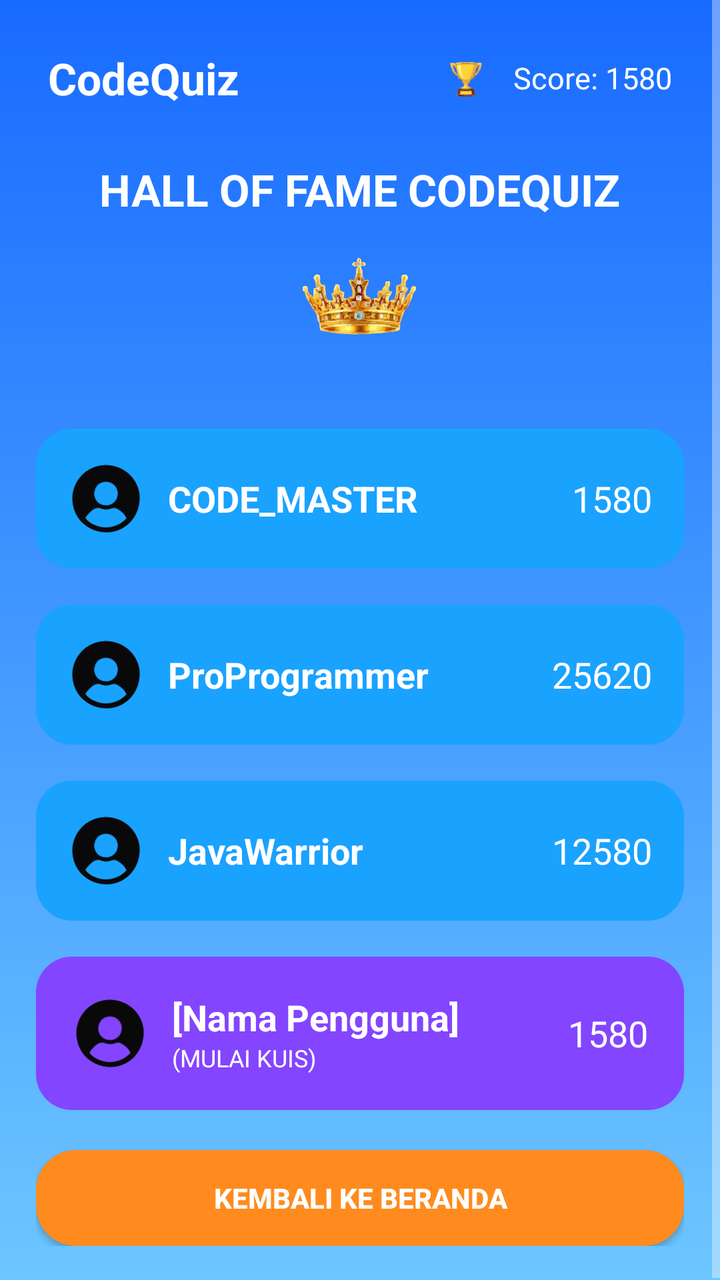
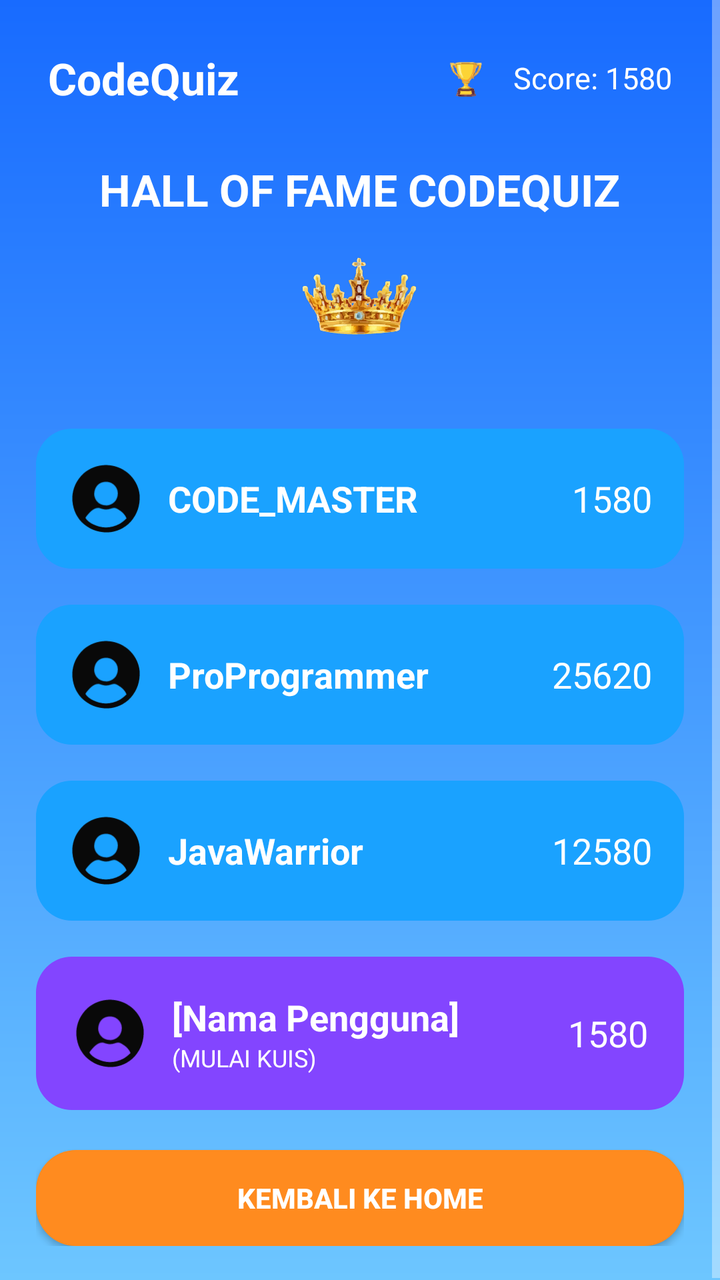

The first picture is an Android layout as it rendered before a commit; the second is the same layout after the commit. The layout source and the unified diff follow.
<!-- AndroidManifest.xml: application theme Theme.CodeQuizDAM -->
<!-- res/layout/activity_leaderboard.xml -->
<?xml version="1.0" encoding="utf-8"?>
<ScrollView xmlns:android="http://schemas.android.com/apk/res/android"
    android:layout_width="match_parent"
    android:layout_height="match_parent"
    android:background="@drawable/bg_gradient8">

    <LinearLayout
        android:layout_width="match_parent"
        android:layout_height="wrap_content"
        android:orientation="vertical"
        android:padding="18dp"
        android:gravity="center_horizontal">

        
        <LinearLayout
            android:layout_width="match_parent"
            android:layout_height="wrap_content"
            android:gravity="center_vertical"
            android:padding="6dp">

            <TextView
                android:layout_width="wrap_content"
                android:layout_height="wrap_content"
                android:text="CodeQuiz"
                android:textColor="@android:color/white"
                android:textStyle="bold"
                android:textSize="22sp"
                android:layout_weight="1" />

            <ImageView
                android:layout_width="30dp"
                android:layout_height="30dp"
                android:src="@drawable/ic_award" />

            <TextView
                android:layout_width="wrap_content"
                android:layout_height="wrap_content"
                android:text=" Score: 1580"
                android:textColor="@android:color/white"
                android:textSize="15sp"
                android:paddingStart="5dp" />
        </LinearLayout>

        <TextView
            android:layout_width="wrap_content"
            android:layout_height="wrap_content"
            android:text="HALL OF FAME CODEQUIZ"
            android:textColor="@android:color/white"
            android:textStyle="bold"
            android:textSize="22sp"
            android:layout_marginTop="20dp"/>

        
        <ImageView
            android:layout_width="60dp"
            android:layout_height="60dp"
            android:layout_marginTop="10dp"
            android:src="@drawable/ic_crown" />

        <LinearLayout
            android:layout_width="match_parent"
            android:layout_height="wrap_content"
            android:background="@drawable/bg_card_leader"
            android:orientation="horizontal"
            android:padding="16dp"
            android:layout_marginTop="35dp"
            android:gravity="center_vertical">

            <ImageView
                android:layout_width="38dp"
                android:layout_height="38dp"
                android:src="@drawable/ic_profile" />

            <TextView
                android:layout_width="0dp"
                android:layout_height="wrap_content"
                android:layout_weight="1"
                android:text="CODE_MASTER"
                android:textColor="@android:color/white"
                android:textSize="18sp"
                android:paddingStart="12dp"
                android:textStyle="bold" />

            <TextView
                android:layout_width="wrap_content"
                android:layout_height="wrap_content"
                android:text="1580"
                android:textColor="@android:color/white"
                android:textSize="18sp" />
        </LinearLayout>

        

        <include layout="@layout/item_rank"/>
        <include layout="@layout/item_rank2"/>

        
        <LinearLayout
            android:layout_width="match_parent"
            android:layout_height="wrap_content"
            android:background="@drawable/bg_card_user"
            android:orientation="horizontal"
            android:padding="18dp"
            android:layout_marginTop="18dp"
            android:gravity="center_vertical">

            <ImageView
                android:layout_width="38dp"
                android:layout_height="38dp"
                android:src="@drawable/ic_profile" />

            <LinearLayout
                android:layout_width="0dp"
                android:layout_height="wrap_content"
                android:orientation="vertical"
                android:layout_weight="1"
                android:paddingStart="12dp">

                <TextView
                    android:layout_width="wrap_content"
                    android:layout_height="wrap_content"
                    android:text="[Nama Pengguna]"
                    android:textColor="@android:color/white"
                    android:textSize="18sp"
                    android:textStyle="bold"/>

                <TextView
                    android:layout_width="wrap_content"
                    android:layout_height="wrap_content"
                    android:text="(MULAI KUIS)"
                    android:textColor="@android:color/white"
                    android:textSize="12sp"/>
            </LinearLayout>

            <TextView
                android:layout_width="wrap_content"
                android:layout_height="wrap_content"
                android:text="1580"
                android:textColor="@android:color/white"
                android:textSize="18sp"/>
        </LinearLayout>

        
        <Button
            android:id="@+id/btnHome"
            android:layout_width="match_parent"
            android:layout_height="wrap_content"
            android:text="KEMBALI KE BERANDA"
            android:textAllCaps="true"
            android:textStyle="bold"
            android:textColor="@android:color/white"
            android:layout_marginTop="20dp"
            android:padding="14dp"
            android:background="@drawable/bg_btn_orange" />
    </LinearLayout>
</ScrollView>
<!-- res/layout/item_rank.xml (included above) -->
<LinearLayout xmlns:android="http://schemas.android.com/apk/res/android"
    android:layout_width="match_parent"
    android:layout_height="wrap_content"
    android:background="@drawable/bg_card_leader"
    android:orientation="horizontal"
    android:padding="16dp"
    android:layout_marginTop="18dp"
    android:gravity="center_vertical">

    <ImageView
        android:layout_width="38dp"
        android:layout_height="38dp"
        android:src="@drawable/ic_profile"/>

    <TextView
        android:layout_width="0dp"
        android:layout_height="wrap_content"
        android:layout_weight="1"
        android:text="ProProgrammer"
        android:textColor="@android:color/white"
        android:textSize="18sp"
        android:textStyle="bold"
        android:paddingStart="12dp"/>

    <TextView
        android:layout_width="wrap_content"
        android:layout_height="wrap_content"
        android:text="25620"
        android:textColor="@android:color/white"
        android:textSize="18sp"/>
</LinearLayout>
<!-- res/layout/item_rank2.xml (included above) -->
<LinearLayout xmlns:android="http://schemas.android.com/apk/res/android"
    android:layout_width="match_parent"
    android:layout_height="wrap_content"
    android:background="@drawable/bg_card_leader"
    android:orientation="horizontal"
    android:padding="16dp"
    android:layout_marginTop="18dp"
    android:gravity="center_vertical">

    <ImageView
        android:layout_width="38dp"
        android:layout_height="38dp"
        android:src="@drawable/ic_profile"/>

    <TextView
        android:layout_width="0dp"
        android:layout_height="wrap_content"
        android:layout_weight="1"
        android:text="JavaWarrior"
        android:textColor="@android:color/white"
        android:textSize="18sp"
        android:textStyle="bold"
        android:paddingStart="12dp"/>

    <TextView
        android:layout_width="wrap_content"
        android:layout_height="wrap_content"
        android:text="12580"
        android:textColor="@android:color/white"
        android:textSize="18sp"/>
</LinearLayout>
<!-- resources referenced by this layout -->
<resources>
  <!-- drawable bg_btn_orange (drawable) -->
  <shape xmlns:android="http://schemas.android.com/apk/res/android">
      <solid android:color="#FF8B1F"/>
      <corners android:radius="20dp"/>
  </shape>
  <!-- drawable bg_card_leader (drawable) -->
  <shape xmlns:android="http://schemas.android.com/apk/res/android">
      <solid android:color="#1AA2FF"/>
      <corners android:radius="18dp"/>
      <padding android:left="12dp" android:top="12dp" android:right="12dp" android:bottom="12dp"/>
  </shape>
  <!-- drawable bg_card_user (drawable) -->
  <shape xmlns:android="http://schemas.android.com/apk/res/android">
      <solid android:color="#8345FF"/>
      <corners android:radius="18dp"/>
  </shape>
  <!-- drawable bg_gradient8 (drawable) -->
  <shape xmlns:android="http://schemas.android.com/apk/res/android">
      <gradient
          android:startColor="#6DC6FF"
          android:endColor="#186BFF"
          android:angle="90"/>
  </shape>
  <!-- drawable ic_award: vector/xml drawable (drawable, 37939 chars, omitted) -->
  <!-- drawable ic_crown: vector/xml drawable (drawable, 181227 chars, omitted) -->
  <!-- drawable ic_profile (drawable) -->
  <vector xmlns:android="http://schemas.android.com/apk/res/android"
      android:width="225dp"
      android:height="225dp"
      android:viewportWidth="225"
      android:viewportHeight="225">
    <path
        android:pathData="M177.47,36.7C196.72,53.04 209.74,76.67 212,102C213.67,132.72 205.02,158.55 184.63,181.7C167.33,199.84 143.29,211.26 118.14,212.22C88.2,212.93 62.54,202.96 40.81,182.25C21.7,162.36 12.57,137.06 12.7,109.58C13.27,82.14 25.59,57.31 45.25,38.41C83.34,5.03 138.6,4.53 177.47,36.7ZM86,74C79.16,83.73 76.98,92.11 78,104C79.88,112.75 84.22,120.42 91.43,125.82C100.33,131.42 108.55,132.98 119,132C128.29,129.87 135.77,125.48 141.31,117.69C147.01,108.36 148.74,98.85 146.34,88.04C143.1,78.06 137.61,71.36 128.53,66.19C114.49,59.57 96.37,61.77 86,74ZM53,166.69C51.72,168.92 51.72,168.92 52.7,170.91C60.1,182.81 76.22,189.9 89,194C89.98,194.32 90.96,194.64 91.97,194.97C112.28,200.62 133.97,197.2 152.26,187.22C159.97,182.78 166.8,177.38 173,171C168.68,157.18 155.12,147.58 143,141C136.88,138.96 132.31,139.76 126.44,142C115.79,145.76 106.05,144.77 95.63,140.91C78.43,134.93 62.11,154.44 53,166.69Z"
        android:fillColor="#090909"/>
  </vector>
  <style name="Theme.CodeQuizDAM" parent="Theme.AppCompat.NoActionBar" />
</resources>

<!-- the commit's change to res/layout/activity_leaderboard.xml (unified diff, before → after) -->
@@ -145,7 +145,7 @@
             android:id="@+id/btnHome"
             android:layout_width="match_parent"
             android:layout_height="wrap_content"
-            android:text="KEMBALI KE BERANDA"
+            android:text="KEMBALI KE HOME"
             android:textAllCaps="true"
             android:textStyle="bold"
             android:textColor="@android:color/white"
